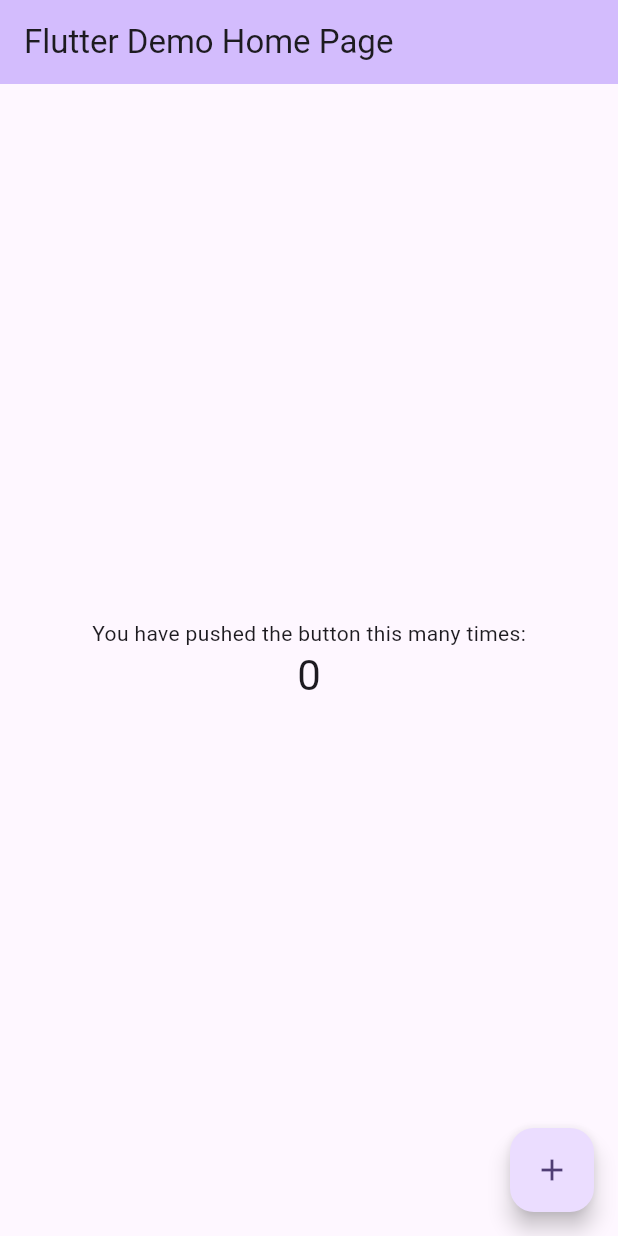
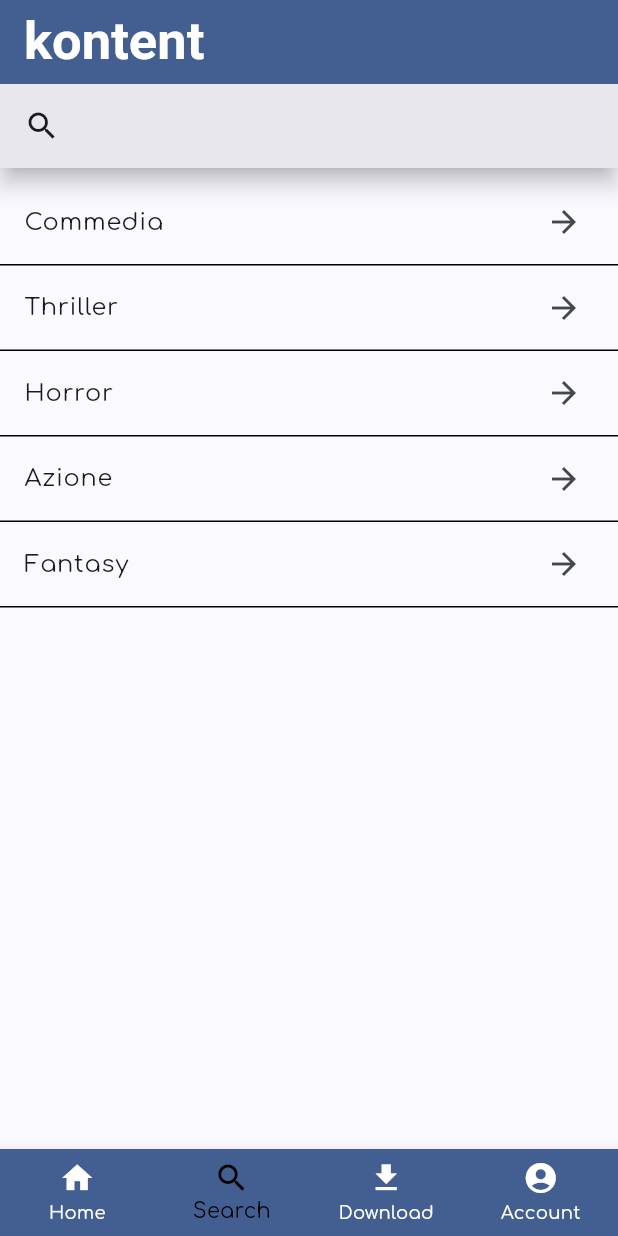
Before and after one commit to larsyx/Kontent, a Flutter app: the screen it shows after launch, on a phone screen of 412 x 824 dp. Run offline on Flutter 3.47's test engine with Material 3 defaults, Android fonts, the phone set to English and light mode, and no system bars; our stand-ins replace flutter_carousel_widget, google_fonts.

Commit message:
first push: home / search / download pages mockup

```diff
--- /dev/null
+++ b/Code/kontent/lib/kontentPages/kontent_search_page.dart
@@ -0,0 +1,82 @@
+import 'package:flutter/material.dart';
+
+class KontentSearchPageBodyWidget extends StatelessWidget {
+  const KontentSearchPageBodyWidget({
+    super.key,
+  });
+
+  @override
+  Widget build(BuildContext context) {
+    return SingleChildScrollView(
+      child: Column(
+        mainAxisSize: MainAxisSize.max,
+        mainAxisAlignment: MainAxisAlignment.start,
+        children: <Widget>[
+          Padding(
+            padding: const EdgeInsets.only(bottom: 8.0),
+            child: SearchAnchor(
+                builder: (BuildContext context, SearchController controller) {
+              return SearchBar(
+                shape: const MaterialStatePropertyAll(LinearBorder()),
+                controller: controller,
+                padding: const MaterialStatePropertyAll<EdgeInsets>(
+                    EdgeInsets.symmetric(horizontal: 16.0)),
+                onTap: () {
+                  controller.openView();
+                },
+                onChanged: (_) {
+                  controller.openView();
+                },
+                leading: const Icon(Icons.search),
+              );
+            }, suggestionsBuilder:
+                    (BuildContext context, SearchController controller) {
+              return List<ListTile>.generate(5, (int index) {
+                final String item = 'item $index';
+                return ListTile(
+                  title: Text(item),
+                  onTap: () {
+                    // setState(() {
+                    //   controller.closeView(item);
+                    // });
+                  },
+                );
+              });
+            }),
+          ),
+          ListView(
+            scrollDirection: Axis.vertical,
+            shrinkWrap: true,
+            children: const <Widget>[
+              ListTitleEntry(data: 'Commedia'),
+              ListTitleEntry(data: 'Thriller'),
+              ListTitleEntry(data: 'Horror'),
+              ListTitleEntry(data: 'Azione'),
+              ListTitleEntry(data: 'Fantasy'),
+            ],
+          )
+        ],
+      ),
+    );
+  }
+}
+
+class ListTitleEntry extends StatelessWidget {
+  final String data;
+
+  const ListTitleEntry({
+    required this.data,
+    super.key,
+  });
+
+  @override
+  Widget build(BuildContext context) {
+    return ListTile(
+      title: Text(data),
+      trailing: const Icon(Icons.arrow_forward),
+      shape: const Border(
+        bottom: BorderSide(),
+      ),
+    );
+  }
+}
--- a/Code/kontent/lib/main.dart
+++ b/Code/kontent/lib/main.dart
@@ -1,125 +1,83 @@
 import 'package:flutter/material.dart';
+import 'package:kontent/kontentPages/kontent_account_page.dart';
+import 'package:kontent/kontentPages/kontent_downloads_page.dart';
+import 'package:kontent/kontentPages/kontent_home_page.dart';
+import 'package:kontent/kontentPages/kontent_search_page.dart';
+import 'package:google_fonts/google_fonts.dart';
 
 void main() {
-  runApp(const MyApp());
+  runApp(const Kontent());
 }
 
-class MyApp extends StatelessWidget {
-  const MyApp({super.key});
+class Kontent extends StatelessWidget {
+  const Kontent({super.key});
 
   // This widget is the root of your application.
   @override
   Widget build(BuildContext context) {
     return MaterialApp(
-      title: 'Flutter Demo',
+      title: 'Kontent',
       theme: ThemeData(
-        // This is the theme of your application.
-        //
-        // TRY THIS: Try running your application with "flutter run". You'll see
-        // the application has a blue toolbar. Then, without quitting the app,
-        // try changing the seedColor in the colorScheme below to Colors.green
-        // and then invoke "hot reload" (save your changes or press the "hot
-        // reload" button in a Flutter-supported IDE, or press "r" if you used
-        // the command line to start the app).
-        //
-        // Notice that the counter didn't reset back to zero; the application
-        // state is not lost during the reload. To reset the state, use hot
-        // restart instead.
-        //
-        // This works for code too, not just values: Most code changes can be
-        // tested with just a hot reload.
-        colorScheme: ColorScheme.fromSeed(seedColor: Colors.deepPurple),
+        colorScheme: ColorScheme.fromSeed(seedColor: const Color(0x00007dff)),
+        textTheme: GoogleFonts.comfortaaTextTheme(),
         useMaterial3: true,
       ),
-      home: const MyHomePage(title: 'Flutter Demo Home Page'),
+      home: const KontentMainWidget(title: 'Kontent'),
     );
   }
 }
 
-class MyHomePage extends StatefulWidget {
-  const MyHomePage({super.key, required this.title});
-
-  // This widget is the home page of your application. It is stateful, meaning
-  // that it has a State object (defined below) that contains fields that affect
-  // how it looks.
-
-  // This class is the configuration for the state. It holds the values (in this
-  // case the title) provided by the parent (in this case the App widget) and
-  // used by the build method of the State. Fields in a Widget subclass are
-  // always marked "final".
+class KontentMainWidget extends StatefulWidget {
+  const KontentMainWidget({super.key, required this.title});
 
   final String title;
 
   @override
-  State<MyHomePage> createState() => _MyHomePageState();
+  State<KontentMainWidget> createState() => _KontentMainWidgetState();
 }
 
-class _MyHomePageState extends State<MyHomePage> {
-  int _counter = 0;
-
-  void _incrementCounter() {
-    setState(() {
-      // This call to setState tells the Flutter framework that something has
-      // changed in this State, which causes it to rerun the build method below
-      // so that the display can reflect the updated values. If we changed
-      // _counter without calling setState(), then the build method would not be
-      // called again, and so nothing would appear to happen.
-      _counter++;
-    });
-  }
+class _KontentMainWidgetState extends State<KontentMainWidget> {
+  int _selectedIndex = 1;
+  static const _pages = <Widget>[
+    KontentHomePageBodyWidget(),
+    KontentSearchPageBodyWidget(),
+    KontentDownloadPageBodyWidget(),
+    KontentAccountPageBodyWidget(),
+  ];
 
   @override
   Widget build(BuildContext context) {
-    // This method is rerun every time setState is called, for instance as done
-    // by the _incrementCounter method above.
-    //
-    // The Flutter framework has been optimized to make rerunning build methods
-    // fast, so that you can just rebuild anything that needs updating rather
-    // than having to individually change instances of widgets.
     return Scaffold(
       appBar: AppBar(
-        // TRY THIS: Try changing the color here to a specific color (to
-        // Colors.amber, perhaps?) and trigger a hot reload to see the AppBar
-        // change color while the other colors stay the same.
-        backgroundColor: Theme.of(context).colorScheme.inversePrimary,
-        // Here we take the value from the MyHomePage object that was created by
-        // the App.build method, and use it to set our appbar title.
-        title: Text(widget.title),
+        title: const Text('kontent'),
+        backgroundColor: Theme.of(context).primaryColor,
+        foregroundColor: Colors.white,
+        titleTextStyle:
+            const TextStyle(fontWeight: FontWeight.bold, fontSize: 35),
       ),
-      body: Center(
-        // Center is a layout widget. It takes a single child and positions it
-        // in the middle of the parent.
-        child: Column(
-          // Column is also a layout widget. It takes a list of children and
-          // arranges them vertically. By default, it sizes itself to fit its
-          // children horizontally, and tries to be as tall as its parent.
-          //
-          // Column has various properties to control how it sizes itself and
-          // how it positions its children. Here we use mainAxisAlignment to
-          // center the children vertically; the main axis here is the vertical
-          // axis because Columns are vertical (the cross axis would be
-          // horizontal).
-          //
-          // TRY THIS: Invoke "debug painting" (choose the "Toggle Debug Paint"
-          // action in the IDE, or press "p" in the console), to see the
-          // wireframe for each widget.
-          mainAxisAlignment: MainAxisAlignment.center,
-          children: <Widget>[
-            const Text(
-              'You have pushed the button this many times:',
-            ),
-            Text(
-              '$_counter',
-              style: Theme.of(context).textTheme.headlineMedium,
-            ),
-          ],
-        ),
+      bottomNavigationBar: BottomNavigationBar(
+        selectedItemColor: Colors.black,
+        unselectedItemColor: Colors.white,
+        type: BottomNavigationBarType.fixed,
+        backgroundColor: Theme.of(context).primaryColor,
+        onTap: _onItemTapped,
+        currentIndex: _selectedIndex,
+        items: const [
+          BottomNavigationBarItem(icon: Icon(Icons.home), label: 'Home'),
+          BottomNavigationBarItem(icon: Icon(Icons.search), label: 'Search'),
+          BottomNavigationBarItem(
+              icon: Icon(Icons.download), label: 'Download'),
+          BottomNavigationBarItem(
+              icon: Icon(Icons.account_circle), label: 'Account')
+        ],
       ),
-      floatingActionButton: FloatingActionButton(
-        onPressed: _incrementCounter,
-        tooltip: 'Increment',
-        child: const Icon(Icons.add),
-      ), // This trailing comma makes auto-formatting nicer for build methods.
+      body: _pages[_selectedIndex],
     );
   }
+
+  void _onItemTapped(int index) {
+    setState(() {
+      _selectedIndex = index;
+    });
+  }
 }
--- a/Code/kontent/pubspec.yaml
+++ b/Code/kontent/pubspec.yaml
@@ -28,6 +28,7 @@ environment:
 # the latest version available on pub.dev. To see which dependencies have newer
 # versions available, run `flutter pub outdated`.
 dependencies:
+  flutter_carousel_widget: ^2.2.0
   flutter:
     sdk: flutter
 
@@ -35,6 +36,7 @@ dependencies:
   # The following adds the Cupertino Icons font to your application.
   # Use with the CupertinoIcons class for iOS style icons.
   cupertino_icons: ^1.0.2
+  google_fonts: ^6.1.0
 
 dev_dependencies:
   flutter_test:
```
Also changed, not shown: Code/kontent/lib/kontentPages/kontent_account_page.dart (added, +19 -0 lines), Code/kontent/lib/kontentPages/kontent_downloads_page.dart (added, +28 -0 lines), Code/kontent/lib/kontentPages/kontent_home_page.dart (added, +27 -0 lines), Code/kontent/lib/kontentWidgets/kontent_carousel.dart (added, +110 -0 lines), Code/kontent/lib/kontentWidgets/kontent_download_entry.dart (added, +54 -0 lines), Code/kontent/pubspec.lock, 12 other files.
